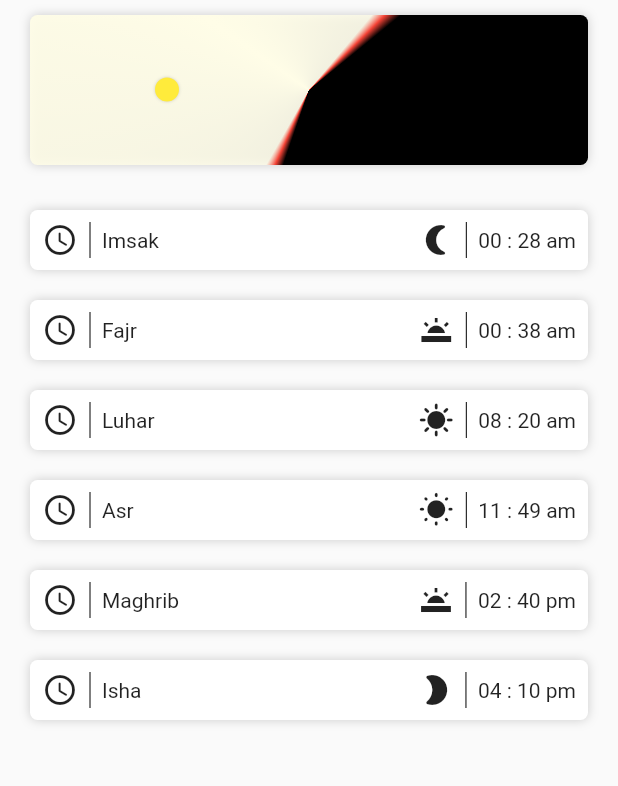
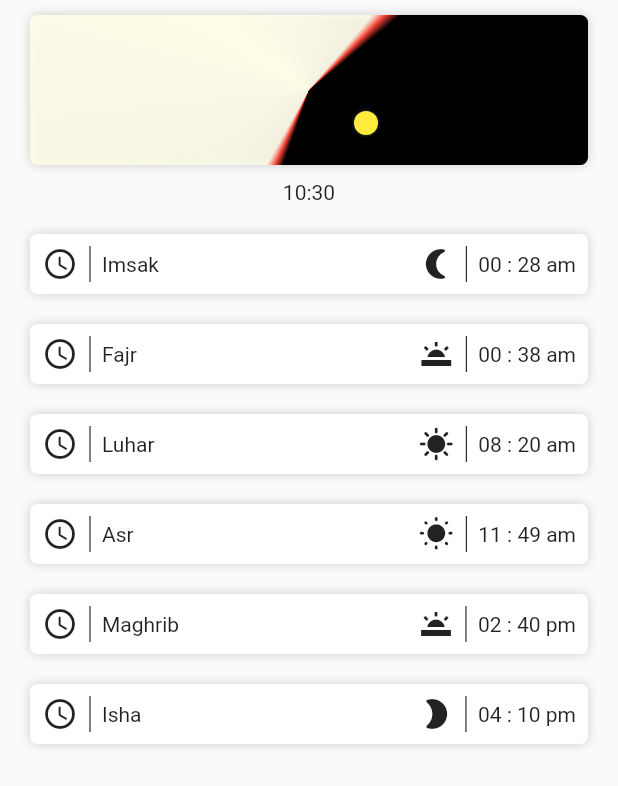
Before and after one commit to Afsheenjinan/prayertime, a Flutter app: the screen it shows after launch, on a phone screen of 412 x 824 dp. Shown: the top 786 px of the screen. Run offline on Flutter 3.47's test engine with Material 2 defaults, Android fonts, the phone set to English and light mode, and no system bars.

Commit message:
Update home_screen.dart

```diff
--- a/lib/screen/home_screen.dart
+++ b/lib/screen/home_screen.dart
@@ -27,6 +27,9 @@ class _HomescreenState extends State<Homescreen> {
 
   @override
   Widget build(BuildContext context) {
+    width = MediaQuery.of(context).size.width;
+    height = MediaQuery.of(context).size.height;
+    print(height);
     for (var item in prayerList) {
       print(prayertimesdata[item]!.time);
     }
@@ -82,13 +85,18 @@ class _HomescreenState extends State<Homescreen> {
                       const EdgeInsets.symmetric(horizontal: 20, vertical: 10),
                   padding: const EdgeInsets.all(8),
                 ),
-                Positioned(
-                  top: (today.hour / 24) * 100,
-                  left: (today.hour / 24) * 200,
+                const Positioned(
+                  // top: (24 + today.minute / 60) / 24 * (100 - 16) - 20,
+                  top: 24 / 24 * (100 - 16) - 20,
+
+                  left: 24 / 24 * 232 - 16,
+                  // left: (today.hour + today.minute / 60) / 24 * 232 - 16,
+                  // left: 24 / 24 * (width - 16) - 20,
                   child: Sun(),
                 ),
               ],
             ),
+            Text('${today.hour}:${today.minute}'),
             const SizedBox(
               height: 10,
             ),
```
